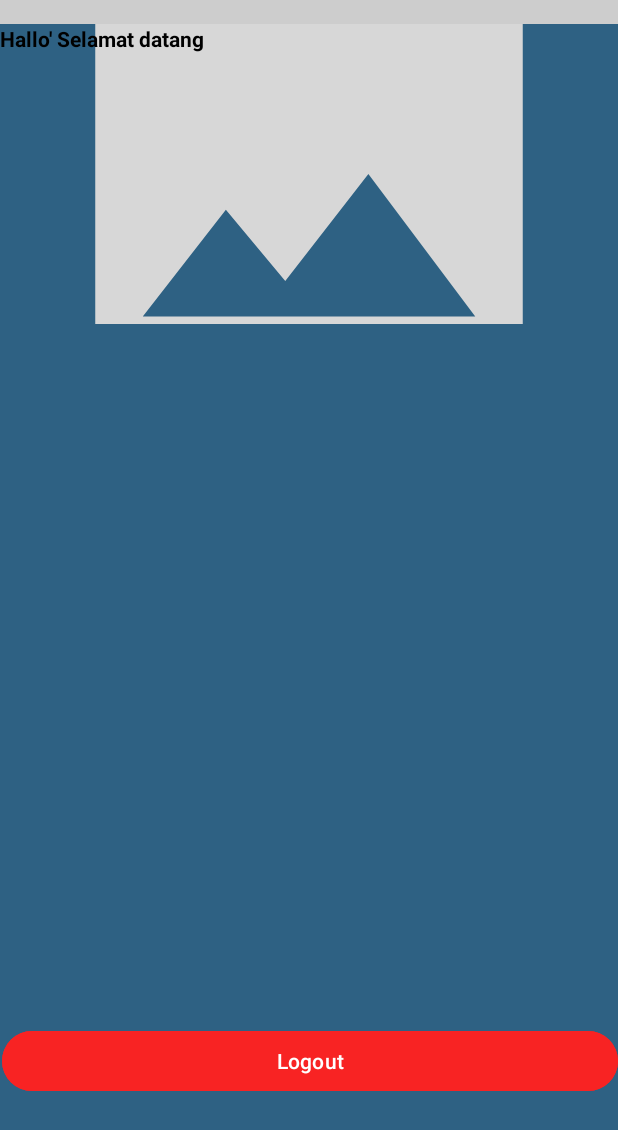
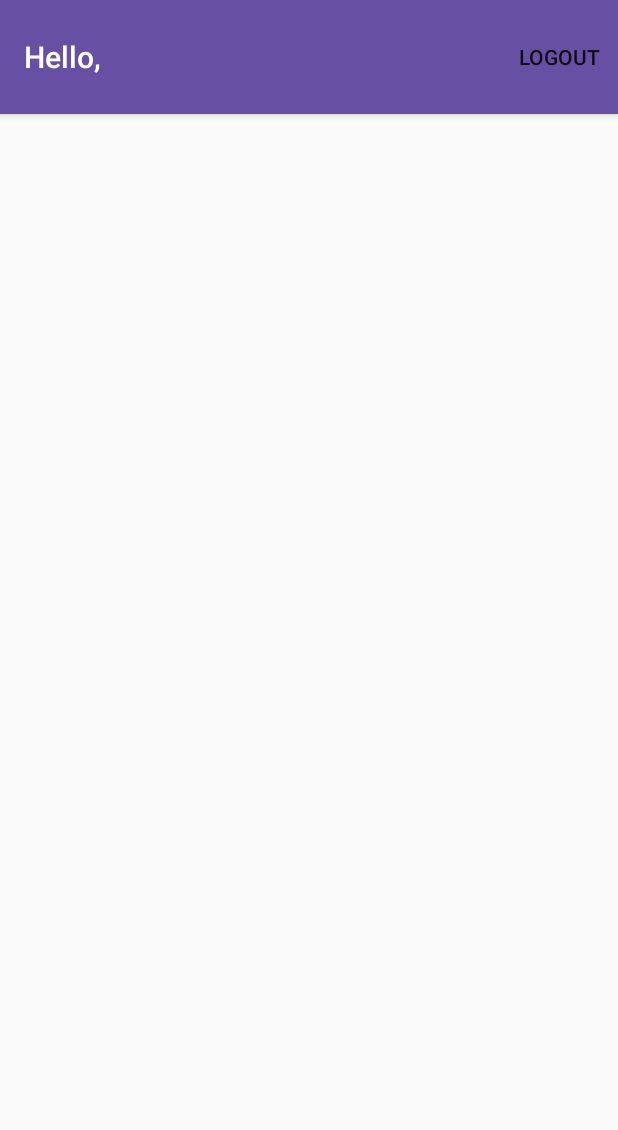
Before and after one commit to AgungY/Jafilm1, an Android app: the screen it shows after launch once a user with an empty profile is signed in (MainActivity), on a phone screen of 412 x 824 dp. Shown: the top 1130 px of the screen. Run offline under Robolectric (Android 15) with nearby library versions, the phone set to English and light mode, and no system bars; our stand-ins replace Firebase (no records; nobody signed in at launch, a user with empty details on screens opened directly).

Commit message:
Update layout

```diff
--- a/app/src/main/AndroidManifest.xml
+++ b/app/src/main/AndroidManifest.xml
@@ -12,11 +12,8 @@
         android:label="@string/app_name"
         android:roundIcon="@mipmap/ic_launcher_round"
         android:supportsRtl="true"
-        android:theme="@style/Theme.Jafilm1"
+        android:theme="@style/Theme.AppCompat.Light.NoActionBar"
         tools:targetApi="31">
-        <activity
-            android:name=".MovieActivity"
-            android:exported="false" />
         <activity
             android:name=".RegisterActivity"
             android:exported="true"
--- a/app/src/main/java/com/example/jafilm1/MainActivity.java
+++ b/app/src/main/java/com/example/jafilm1/MainActivity.java
@@ -2,17 +2,23 @@ package com.example.jafilm1;
 
 import androidx.annotation.NonNull;
 import androidx.appcompat.app.AppCompatActivity;
+import androidx.appcompat.widget.Toolbar;
+import androidx.recyclerview.widget.LinearLayoutManager;
+import androidx.recyclerview.widget.RecyclerView;
 
 import android.annotation.SuppressLint;
 import android.content.Intent;
 import android.os.Bundle;
 import android.util.Log;
+import android.view.Menu;
+import android.view.MenuItem;
 import android.widget.Button;
 import android.widget.TextView;
 
 import com.google.firebase.auth.FirebaseAuth;
 import com.google.firebase.auth.FirebaseUser;
 
+import java.util.ArrayList;
 import java.util.List;
 
 import retrofit2.Call;
@@ -21,29 +27,23 @@ import retrofit2.Response;
 
 public class MainActivity extends AppCompatActivity {
     private FirebaseUser firebaseUser;
-    private TextView textNama;
-    private Button btnLogout;
+    private List<Movie> list = new ArrayList<>();
 
     @SuppressLint("SetTextI18n")
     @Override
     protected void onCreate(Bundle savedInstanceState) {
         super.onCreate(savedInstanceState);
         setContentView(R.layout.activity_main);
-        textNama = findViewById(R.id.Nama);
-        btnLogout = findViewById(R.id.btnLogout);
         firebaseUser = FirebaseAuth.getInstance().getCurrentUser();
+        Toolbar toolbar = findViewById(R.id.my_toolbar);
 
         if(firebaseUser!=null){
-            textNama.setText(firebaseUser.getDisplayName());
+            toolbar.setTitle("Hello, "+ firebaseUser.getDisplayName());
         }else{
-            textNama.setText("Login Gagal!");
+            toolbar.setTitle("Login gagal!");
         }
-        btnLogout.setOnClickListener(v-> {
-            FirebaseAuth.getInstance().signOut();
-            startActivity(new Intent(getApplicationContext(), LoginActivity.class));
-            finish();
-        });
 
+        setSupportActionBar(toolbar);
         this.getMoviesData();
     }
 
@@ -55,10 +55,16 @@ public class MainActivity extends AppCompatActivity {
         call.enqueue(new Callback<MovieResponse>() {
             @Override
             public void onResponse(@NonNull Call<MovieResponse> call, @NonNull Response<MovieResponse> response) {
-                Log.d("RESPONSE", response.toString());
                 MovieResponse res = response.body();
+                list = res.results;
 
+                MovieAdapter adapter = new MovieAdapter(list, getApplicationContext());
+                LinearLayoutManager layout = new LinearLayoutManager(getApplicationContext(), RecyclerView.VERTICAL, false);
 
+                RecyclerView recycle = findViewById(R.id.movieRecyclerView);
+                recycle.setLayoutManager(layout);
+                recycle.setAdapter(adapter);
+                adapter.notifyDataSetChanged();
             }
 
             @Override
@@ -67,4 +73,27 @@ public class MainActivity extends AppCompatActivity {
             }
         });
     }
+
+    private void logout() {
+        FirebaseAuth.getInstance().signOut();
+        startActivity(new Intent(getApplicationContext(), LoginActivity.class));
+        finish();
+    }
+
+    @Override
+    public boolean onCreateOptionsMenu(Menu menu) {
+        getMenuInflater().inflate(R.menu.menu, menu);
+        return true;
+    }
+
+    @Override
+    public boolean onOptionsItemSelected(MenuItem item) {
+        switch(item.getOrder()) {
+            case 0:
+                this.logout();
+                return true;
+        }
+
+        return super.onOptionsItemSelected(item);
+    }
 }
--- a/app/src/main/res/layout/activity_main.xml
+++ b/app/src/main/res/layout/activity_main.xml
@@ -4,64 +4,29 @@
     xmlns:tools="http://schemas.android.com/tools"
     android:layout_width="match_parent"
     android:layout_height="match_parent"
-    android:background="#2E6183"
     tools:context=".MainActivity"
     tools:ignore="Orientation">
 
+    <androidx.appcompat.widget.Toolbar
+        android:id="@+id/my_toolbar"
+        android:layout_width="match_parent"
+        android:layout_height="wrap_content"
+        android:background="#ff6750a4"
+        app:titleTextColor="#fff"
+        android:elevation="4dp"
+        android:paddingVertical="10dp"
+        android:theme="@style/ThemeOverlay.AppCompat.ActionBar"
+        app:popupTheme="@style/ThemeOverlay.AppCompat.Light">
+
+    </androidx.appcompat.widget.Toolbar>
+
     <LinearLayout
+        android:layout_below="@id/my_toolbar"
+        android:id="@+id/movie_content"
         android:layout_width="match_parent"
         android:layout_height="wrap_content"
         android:orientation="vertical"
-        android:padding="16dp"
         tools:ignore="MissingConstraints,RedundantNamespace">
-
-
-        <ImageView
-            android:id="@+id/moviePosterImageView"
-            android:layout_width="match_parent"
-            android:layout_height="200dp"
-            android:scaleType="centerCrop"
-            android:src="@drawable/ic_image_24"
-            tools:ignore="ContentDescription" />
-
-        <TextView
-            android:id="@+id/movieTitleTextView"
-            android:layout_width="match_parent"
-            android:layout_height="wrap_content"
-            android:layout_marginTop="8dp"
-            android:textSize="16sp"
-            android:textStyle="bold" />
-
-        <TextView
-            android:id="@+id/movieOverviewTextView"
-            android:layout_width="match_parent"
-            android:layout_height="wrap_content"
-            android:layout_marginTop="8dp" />
-    </LinearLayout>
-
-    <TextView
-        android:layout_width="181dp"
-        android:layout_height="34dp"
-        android:layout_above="@id/Nama"
-        android:layout_marginBottom="-50dp"
-        android:text="Hallo' Selamat datang"
-        android:textColor="@color/black"
-        android:textStyle="bold"
-        tools:ignore="TextSizeCheck" />
-
-    <TextView
-        android:id="@+id/Nama"
-        android:layout_width="wrap_content"
-        android:layout_height="wrap_content"
-        android:layout_alignParentLeft="true"
-        android:layout_alignParentTop="true"
-        android:layout_marginLeft="6dp"
-        android:layout_marginTop="60dp"
-        android:text="...."
-        android:textColor="@color/black"
-        android:textSize="20dp"
-        android:textStyle="bold"
-        tools:ignore="TextSizeCheck" />
 
     <androidx.recyclerview.widget.RecyclerView
         android:id="@+id/movieRecyclerView"
@@ -70,19 +35,7 @@
         android:padding="8dp"
         android:clipToPadding="false"
         android:clipChildren="false"
-        android:background="#CDCDCD"
         android:scrollbars="vertical" />
-
-    <Button
-        android:id="@+id/btnLogout"
-        android:layout_width="match_parent"
-        android:layout_height="wrap_content"
-        android:layout_alignParentLeft="true"
-        android:layout_alignParentTop="true"
-        android:layout_marginLeft="1dp"
-        android:layout_marginTop="683dp"
-        android:backgroundTint="#F82323"
-        android:text="Logout" />
-
+    </LinearLayout>
 
 </RelativeLayout>
--- a/app/src/main/res/layout/movie_item.xml
+++ b/app/src/main/res/layout/movie_item.xml
@@ -1,7 +1,12 @@
 <?xml version="1.0" encoding="utf-8"?>
-<RelativeLayout xmlns:android="http://schemas.android.com/apk/res/android"
+<androidx.cardview.widget.CardView
+    xmlns:card_view="http://schemas.android.com/apk/res-auto"
+    xmlns:android="http://schemas.android.com/apk/res/android"
     android:layout_width="match_parent"
-    android:layout_height="match_parent">
+    android:layout_height="wrap_content"
+    android:elevation="5dp"
+    card_view:cardCornerRadius="@dimen/cardview_default_radius"
+    android:layout_marginBottom="16dp">
 
     <LinearLayout
         xmlns:android="http://schemas.android.com/apk/res/android"
@@ -32,5 +37,4 @@
             android:layout_marginTop="8dp" />
 
     </LinearLayout>
-
-</RelativeLayout>
+</androidx.cardview.widget.CardView>
--- /dev/null
+++ b/app/src/main/res/menu/menu.xml
@@ -0,0 +1,9 @@
+<menu xmlns:android="http://schemas.android.com/apk/res/android"
+    xmlns:app="http://schemas.android.com/apk/res-auto"
+    xmlns:tools="http://schemas.android.com/tools"
+    tools:contex=".MainActivity">
+    <item
+        android:id="@+id/ACTION_LOGOUT"
+        android:title="Logout"
+        app:showAsAction="always"/>
+</menu>
```
